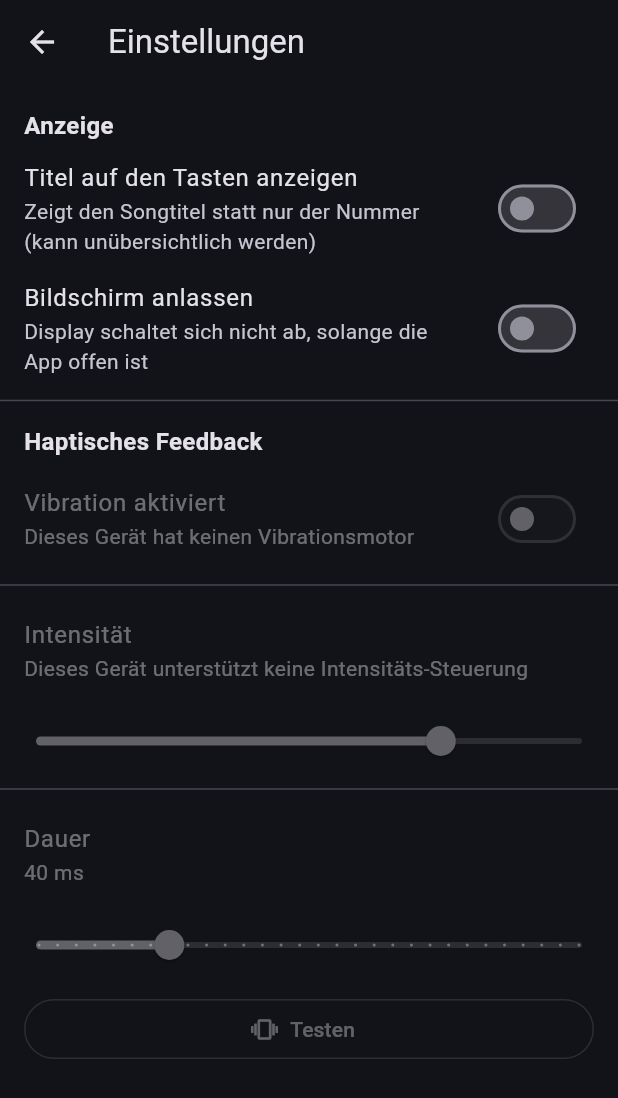
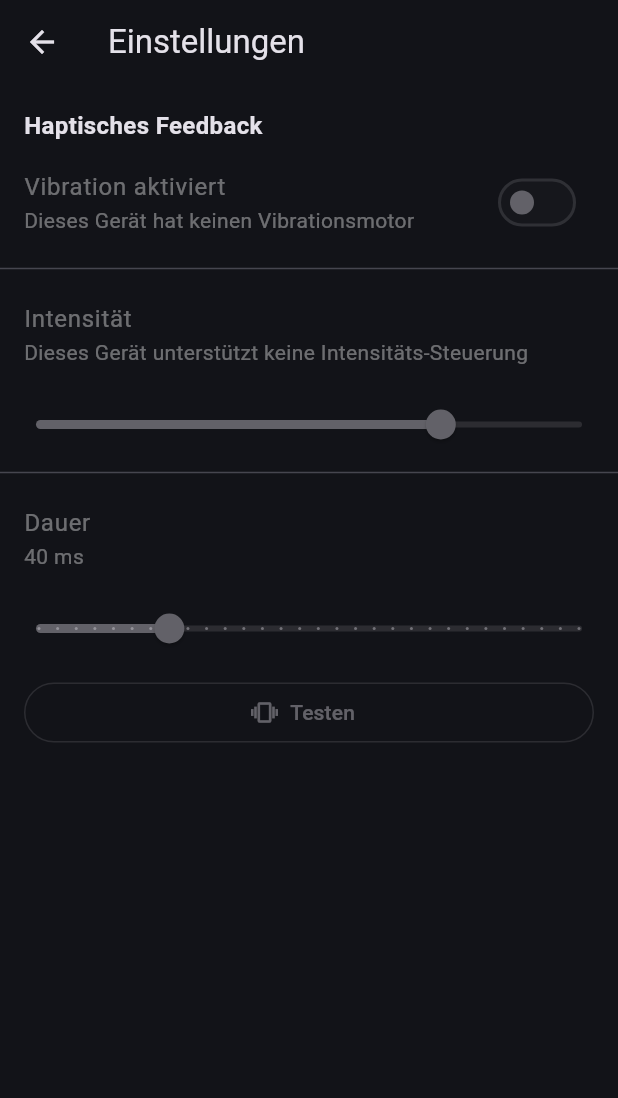
Before and after one commit to 11lein/Soundboard, a Flutter app: the SettingsPage screen opened directly, on a phone screen of 412 x 824 dp. Shown: the top 1098 px of the screen. Run offline on Flutter 3.47's test engine with Material 3 defaults, Android fonts, the phone set to English and light mode, and no system bars; our stand-ins replace file_picker, permission_handler, shared_preferences, vibration, wakelock_plus; accounts and stored records are empty.

Commit message:
App: Display-Umschalter ins ⋮-Menü, Swipe von letzter Bank in die Liste
- "Titel statt Nummern" und "Bildschirm anlassen" als checkbare Einträge ins
  ⋮-Menü verschoben und aus der Einstellungsseite entfernt
- Tasten-Tab: Weiter-Swipe nach rechts auf der letzten Bank-Seite wechselt per
  Overscroll in den Listen-Tab (expliziter TabController statt DefaultTabController)
- Merge-Fix: Flutters eingebautes KeepAlive im material-Import ausgeblendet
  (Namenskollision mit widgets/keep_alive.dart)
- AGENTS.md gestrafft + Deploy-Anleitung (ADB-WLAN in-place, ESP-Flash) ergänzt

Co-Authored-By: Claude Opus 4.8 <noreply@anthropic.com>

```diff
--- a/app/lib/settings_page.dart
+++ b/app/lib/settings_page.dart
@@ -1,8 +1,7 @@
 import 'package:flutter/material.dart';
-import 'app_settings.dart';
 import 'haptics.dart';
 
-/// Settings screen: display options and the haptic (vibration) feedback.
+/// Settings screen: haptic (vibration) feedback.
 class SettingsPage extends StatefulWidget {
   const SettingsPage({super.key});
 
@@ -27,27 +26,6 @@ class _SettingsPageState extends State<SettingsPage> {
         children: [
           const Padding(
             padding: EdgeInsets.fromLTRB(16, 16, 16, 4),
-            child: Text('Anzeige',
-                style: TextStyle(fontWeight: FontWeight.bold, fontSize: 16)),
-          ),
-          SwitchListTile(
-            title: const Text('Titel auf den Tasten anzeigen'),
-            subtitle: const Text(
-                'Zeigt den Songtitel statt nur der Nummer (kann unübersichtlich werden)'),
-            value: AppSettings.instance.showTitlesOnKeys,
-            onChanged: (v) =>
-                setState(() => AppSettings.instance.setShowTitlesOnKeys(v)),
-          ),
-          SwitchListTile(
-            title: const Text('Bildschirm anlassen'),
-            subtitle: const Text('Display schaltet sich nicht ab, solange die App offen ist'),
-            value: AppSettings.instance.keepScreenOn,
-            onChanged: (v) =>
-                setState(() => AppSettings.instance.setKeepScreenOn(v)),
-          ),
-          const Divider(),
-          const Padding(
-            padding: EdgeInsets.fromLTRB(16, 8, 16, 4),
             child: Text('Haptisches Feedback',
                 style: TextStyle(fontWeight: FontWeight.bold, fontSize: 16)),
           ),
```
Also changed, not shown: app/lib/home_page.dart (+42 -9 lines), 1 other file.
